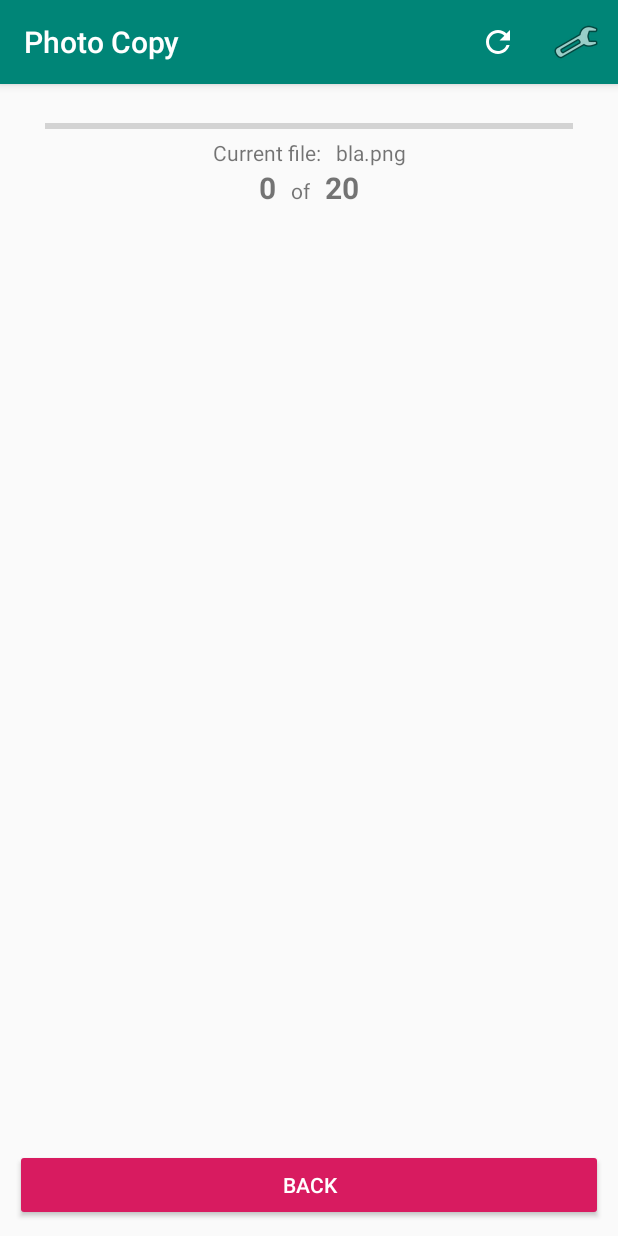
After one commit to klassm/android_photo_backup, an Android app: the fragment CopyProgressFragment placed in its activity, on a phone screen of 412 x 824 dp. The commit adds this screen. Run offline under Robolectric (Android 15) with nearby library versions, the phone set to English and light mode, and no system bars; 6 statements that could not run were skipped.

Commit message:
Move copying progress to a separate fragment

```diff
--- a/app/src/main/java/li/klass/photo_copy/model/ExternalDriveDocument.kt
+++ b/app/src/main/java/li/klass/photo_copy/model/ExternalDriveDocument.kt
@@ -5,8 +5,9 @@ import androidx.documentfile.provider.DocumentFile
 import androidx.preference.PreferenceManager
 import li.klass.photo_copy.Constants
 import li.klass.photo_copy.createDirIfNotExists
+import java.io.Serializable
 
-sealed class ExternalDriveDocument {
+sealed class ExternalDriveDocument: Serializable {
     abstract val volume: MountedVolume
 
     data class SourceExternalDrive(val sourceDirectory: DocumentFile, override val volume: MountedVolume) :
--- /dev/null
+++ b/app/src/main/java/li/klass/photo_copy/ui/copy/CopyProgressFragment.kt
@@ -0,0 +1,69 @@
+package li.klass.photo_copy.ui.copy
+
+import android.os.Bundle
+import android.view.LayoutInflater
+import android.view.View
+import android.view.ViewGroup
+import androidx.fragment.app.Fragment
+import androidx.lifecycle.Observer
+import androidx.lifecycle.ViewModelProviders
+import kotlinx.android.synthetic.main.copying_progress.*
+import li.klass.photo_copy.R
+import li.klass.photo_copy.model.ExternalDriveDocument.PossibleTargetExternalDrive
+import li.klass.photo_copy.model.ExternalDriveDocument.SourceExternalDrive
+
+class CopyProgressFragment : Fragment() {
+    private lateinit var viewModel: CopyProgressViewModel
+
+    override fun onCreate(savedInstanceState: Bundle?) {
+        super.onCreate(savedInstanceState)
+        val args = arguments ?: Bundle()
+        viewModel = ViewModelProviders.of(this).get(CopyProgressViewModel::class.java)
+        viewModel.apply {
+            source = args.get("source") as SourceExternalDrive
+            target = args.get("target") as PossibleTargetExternalDrive
+        }
+    }
+
+    override fun onCreateView(
+        inflater: LayoutInflater, container: ViewGroup?, savedInstanceState: Bundle?
+    ): View? = inflater.inflate(R.layout.copying_progress, container, false)
+
+    override fun onActivityCreated(savedInstanceState: Bundle?) {
+        super.onActivityCreated(savedInstanceState)
+
+        viewModel.copyProgress.observe(this, Observer {
+            if (it != null) {
+                progress.setProgress(it.progress, true)
+                current_file.text = it.currentFile
+                current_file_index.text = (it.currentIndex + 1).toString()
+                total_file_index.text = it.totalAmount.toString()
+                back.visibility =
+                    if (it.currentIndex + 1 == it.totalAmount) View.VISIBLE else View.GONE
+                progress_data.visibility = View.VISIBLE
+            } else {
+                back.visibility = View.GONE
+                progress_data.visibility = View.GONE
+            }
+        })
+
+        back.setOnClickListener {
+            activity?.supportFragmentManager?.popBackStackImmediate()
+        }
+
+        viewModel.startCopying()
+    }
+
+    companion object {
+        fun newInstance(
+            source: SourceExternalDrive,
+            target: PossibleTargetExternalDrive
+        ): CopyProgressFragment =
+            CopyProgressFragment().apply {
+                arguments = Bundle().apply {
+                    putSerializable("source", source)
+                    putSerializable("target", target)
+                }
+            }
+    }
+}
--- /dev/null
+++ b/app/src/main/java/li/klass/photo_copy/ui/copy/CopyProgressViewModel.kt
@@ -0,0 +1,45 @@
+package li.klass.photo_copy.ui.copy
+
+import android.app.Application
+import android.content.Intent
+import androidx.documentfile.provider.DocumentFile
+import androidx.lifecycle.AndroidViewModel
+import androidx.lifecycle.MutableLiveData
+import kotlinx.coroutines.Dispatchers
+import kotlinx.coroutines.GlobalScope
+import kotlinx.coroutines.launch
+import li.klass.photo_copy.model.ExternalDriveDocument.PossibleTargetExternalDrive
+import li.klass.photo_copy.model.ExternalDriveDocument.SourceExternalDrive
+import li.klass.photo_copy.service.ExternalDriveFileCopier
+import li.klass.photo_copy.ui.main.MainFragment.Companion.RELOAD_SD_CARDS
+
+data class CopyProgress(val currentIndex: Int, val totalAmount: Int, val currentFile: String) {
+    val progress = (((currentIndex + 1) / totalAmount.toFloat()) * 100).toInt()
+}
+
+class CopyProgressViewModel(application: Application) : AndroidViewModel(application) {
+    lateinit var source: SourceExternalDrive
+    lateinit var target: PossibleTargetExternalDrive
+    val copyProgress: MutableLiveData<CopyProgress?> = MutableLiveData()
+
+    fun startCopying() {
+        GlobalScope.launch {
+            launch(Dispatchers.Main) {
+                ExternalDriveFileCopier(app).copy(
+                    source,
+                    target
+                ) { currentIndex: Int, totalAmount: Int, file: DocumentFile ->
+                    launch(Dispatchers.Main) {
+                        copyProgress.value = CopyProgress(
+                            currentIndex, totalAmount, file.name ?: "???"
+                        )
+                    }
+                }
+            }
+            app.sendBroadcast(Intent(RELOAD_SD_CARDS))
+        }
+    }
+
+    private val app: Application
+        get() = getApplication()
+}
--- a/app/src/main/res/layout/copying_progress.xml
+++ b/app/src/main/res/layout/copying_progress.xml
@@ -4,25 +4,32 @@
     android:id="@+id/main"
     android:layout_width="match_parent"
     android:layout_height="match_parent"
-    android:paddingBottom="20dp">
+    android:layout_margin="10dp"
+    android:orientation="vertical">
+
+    <androidx.constraintlayout.widget.ConstraintLayout
+        app:layout_constraintTop_toTopOf="parent"
+        android:layout_width="match_parent"
+        android:layout_height="wrap_content"
+        android:id="@+id/progress_data">
 
         <ProgressBar
             android:id="@+id/progress"
-        android:layout_marginTop="10dp"
-        android:layout_marginBottom="10dp"
-        android:layout_marginStart="20dp"
-        android:layout_marginEnd="20dp"
-        app:layout_constraintTop_toTopOf="parent"
+            style="?android:attr/progressBarStyleHorizontal"
             android:layout_width="match_parent"
             android:layout_height="wrap_content"
-        style="?android:attr/progressBarStyleHorizontal"/>
+            android:layout_marginStart="20dp"
+            android:layout_marginTop="10dp"
+            android:layout_marginEnd="20dp"
+            android:layout_marginBottom="10dp"
+            app:layout_constraintTop_toTopOf="parent" />
 
         <LinearLayout
             android:id="@+id/current_file_layout"
             android:layout_width="wrap_content"
             android:layout_height="wrap_content"
+            android:layout_marginBottom="10dp"
             android:orientation="horizontal"
-        android:layout_marginBottom="10dp"
             app:layout_constraintEnd_toEndOf="parent"
             app:layout_constraintStart_toStartOf="parent"
             app:layout_constraintTop_toBottomOf="@id/progress">
@@ -52,23 +59,32 @@
                 android:id="@+id/current_file_index"
                 android:layout_width="wrap_content"
                 android:layout_height="wrap_content"
-            android:textStyle="bold"
+                android:text="0"
                 android:textSize="20sp"
-            android:text="0" />
+                android:textStyle="bold" />
 
             <TextView
+                android:layout_width="wrap_content"
+                android:layout_height="wrap_content"
                 android:layout_marginStart="10dp"
                 android:layout_marginEnd="10dp"
-            android:layout_width="wrap_content"
-            android:layout_height="wrap_content"
                 android:text="@string/copying_dialog_current_file_index_separator" />
 
             <TextView
                 android:id="@+id/total_file_index"
                 android:layout_width="wrap_content"
                 android:layout_height="wrap_content"
-            android:textStyle="bold"
+                android:text="20"
                 android:textSize="20sp"
-            android:text="20" />
+                android:textStyle="bold" />
         </LinearLayout>
     </androidx.constraintlayout.widget.ConstraintLayout>
+
+        <Button
+            style="@style/Widget.AppCompat.Button.Colored"
+            android:id="@+id/back"
+            android:layout_width="match_parent"
+            android:layout_height="wrap_content"
+            android:text="@string/back"
+            app:layout_constraintBottom_toBottomOf="parent"/>
+</androidx.constraintlayout.widget.ConstraintLayout>
--- a/app/src/main/res/layout/main_fragment.xml
+++ b/app/src/main/res/layout/main_fragment.xml
@@ -5,8 +5,7 @@
     android:id="@+id/main"
     android:layout_width="match_parent"
     android:layout_height="match_parent"
-    android:layout_marginStart="10dp"
-    android:layout_marginEnd="10dp"
+    android:layout_margin="10dp"
     tools:context="li.klass.photo_copy.ui.main.MainFragment">
 
     <ImageView
--- a/app/src/main/res/values/strings.xml
+++ b/app/src/main/res/values/strings.xml
@@ -23,4 +23,5 @@
 
     <string name="no_external_drives_cards">No external drives found.</string>
     <string name="no_source_or_target">Please select a source and target card.</string>
+    <string name="back">Back</string>
 </resources>
```
Also changed, not shown: app/src/main/java/li/klass/photo_copy/ui/main/MainFragment.kt (+5 -35 lines). Lines whose indentation alone changed are shown as unchanged.
